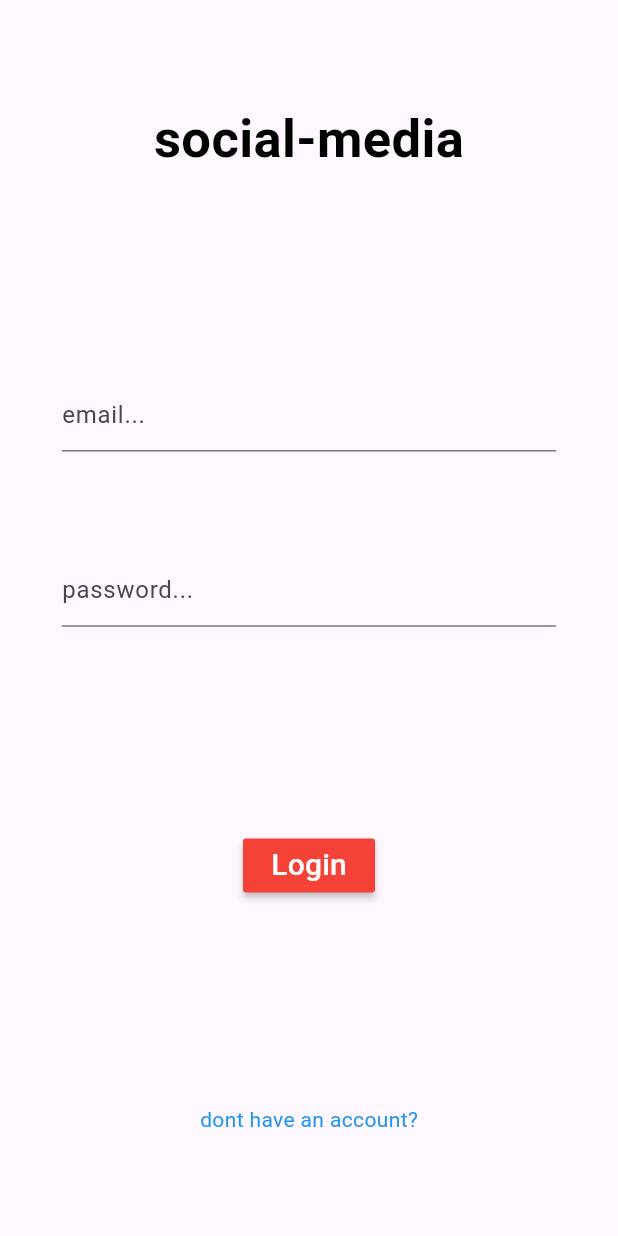
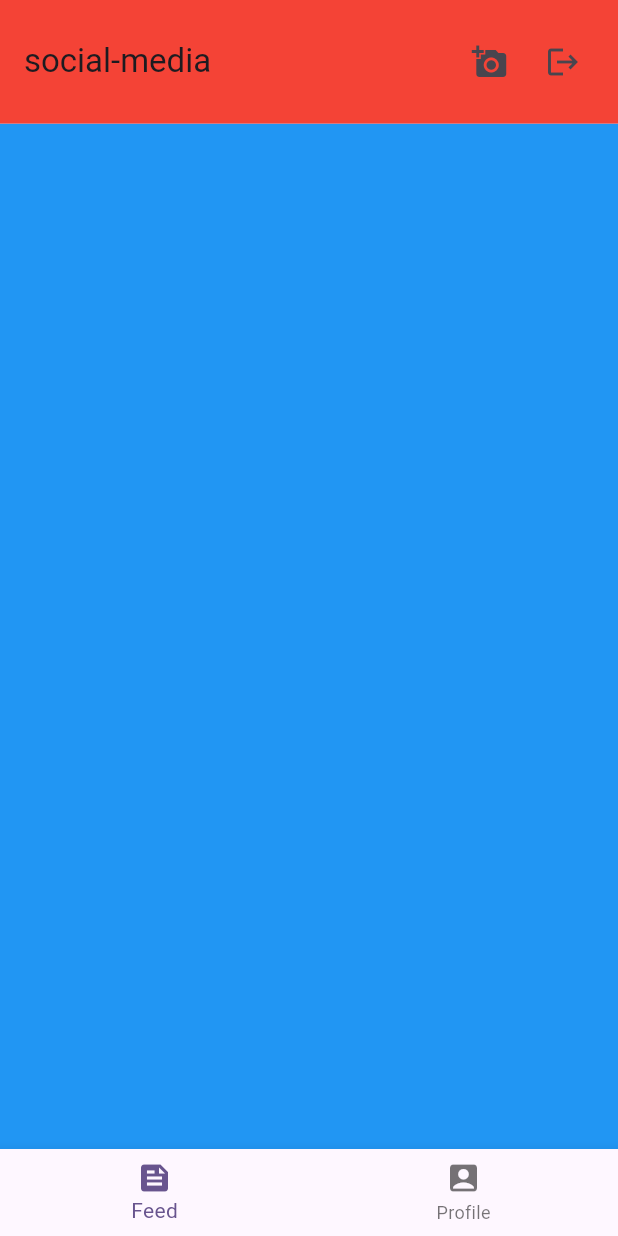
Before and after one commit to FaisalNadaf/Flutter_Social_Media, a Flutter app: the screen it shows after launch, on a phone screen of 412 x 824 dp. Run offline on Flutter 3.47's test engine with Material 3 defaults, Android fonts, the light colour scheme and no system bars; our stand-ins replace file_picker; accounts and stored records are empty.

Commit message:
home page

```diff
--- a/lib/main.dart
+++ b/lib/main.dart
@@ -1,4 +1,5 @@
 import 'package:flutter/material.dart';
+import 'package:flutter_social_media/pages/homePage.dart';
 import 'package:flutter_social_media/pages/loginPage.dart';
 import 'package:flutter_social_media/pages/registerPage.dart';
 
@@ -18,10 +19,11 @@ class MyApp extends StatelessWidget {
           colorScheme: ColorScheme.fromSeed(seedColor: Colors.deepPurple),
           useMaterial3: true,
         ),
-        initialRoute: 'login',
+        initialRoute: 'home',
         routes: {
           'register': (context) => RegisterPage(),
           "login": (context) => LoginPage(),
+          'home': (context) => Homepage(),
         },
       ),
     );
--- /dev/null
+++ b/lib/pages/feedPage.dart
@@ -0,0 +1,17 @@
+import 'package:flutter/material.dart';
+
+class FeedPage extends StatefulWidget {
+  @override
+  State<StatefulWidget> createState() {
+    return _feedPageState();
+  }
+}
+
+class _feedPageState extends State<FeedPage> {
+  @override
+  Widget build(BuildContext context) {
+    return Scaffold(
+      backgroundColor: Colors.blue,
+    );
+  }
+}
--- /dev/null
+++ b/lib/pages/homePage.dart
@@ -0,0 +1,86 @@
+import 'package:flutter/material.dart';
+import 'package:flutter_social_media/pages/feedPage.dart';
+import 'package:flutter_social_media/pages/profilePage.dart';
+
+class Homepage extends StatefulWidget {
+  @override
+  State<StatefulWidget> createState() {
+    return _homePageState();
+  }
+}
+
+late double deviceHeight, deviceWidth;
+int currentPage = 0;
+
+List<Widget> pages = [
+  FeedPage(),
+  ProfilePage(),
+];
+
+class _homePageState extends State<Homepage> {
+  @override
+  Widget build(BuildContext context) {
+    deviceHeight = MediaQuery.of(context).size.height;
+    deviceWidth = MediaQuery.of(context).size.width;
+    return Scaffold(
+      appBar: AppBar(
+        backgroundColor: Colors.red,
+        toolbarHeight: deviceHeight * 0.1,
+        title: const Text(
+          'social-media',
+        ),
+        actions: [
+          GestureDetector(
+            onTap: () {},
+            child: const Icon(
+              Icons.add_a_photo,
+            ),
+          ),
+          Padding(
+            padding: EdgeInsets.symmetric(
+              horizontal: deviceWidth * 0.03,
+            ),
+          ),
+          GestureDetector(
+            onTap: () {},
+            child: const Icon(
+              Icons.logout,
+            ),
+          ),
+          Padding(
+            padding: EdgeInsets.symmetric(
+              horizontal: deviceWidth * 0.03,
+            ),
+          ),
+        ],
+      ),
+      bottomNavigationBar: _navigationBar(),
+      body: pages[currentPage],
+    );
+  }
+
+  Widget _navigationBar() {
+    return BottomNavigationBar(
+      onTap: (_index) {
+        setState(() {
+          currentPage = _index;
+        });
+      },
+      currentIndex: currentPage,
+      items: [
+        BottomNavigationBarItem(
+          label: 'Feed',
+          icon: Icon(
+            Icons.feed,
+          ),
+        ),
+        BottomNavigationBarItem(
+          label: 'Profile',
+          icon: Icon(
+            Icons.account_box,
+          ),
+        ),
+      ],
+    );
+  }
+}
--- /dev/null
+++ b/lib/pages/profilePage.dart
@@ -0,0 +1,17 @@
+import 'package:flutter/material.dart';
+
+class ProfilePage extends StatefulWidget {
+  @override
+  State<StatefulWidget> createState() {
+    return _profilePageState();
+  }
+}
+
+class _profilePageState extends State<ProfilePage> {
+  @override
+  Widget build(BuildContext context) {
+    return Scaffold(
+      backgroundColor: Colors.green,
+    );
+  }
+}
```
